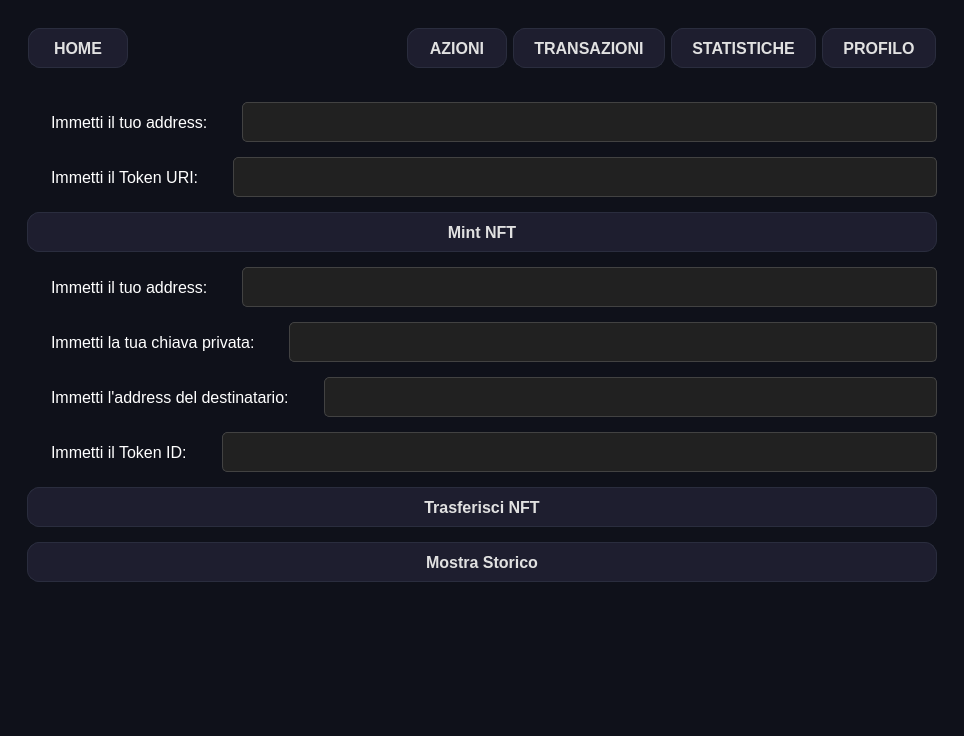
Above: GUI/interfacciaUtente.ui from Daniel-Diocis/Software-Food-Supply-Chain before the change. Below: the same form after it.
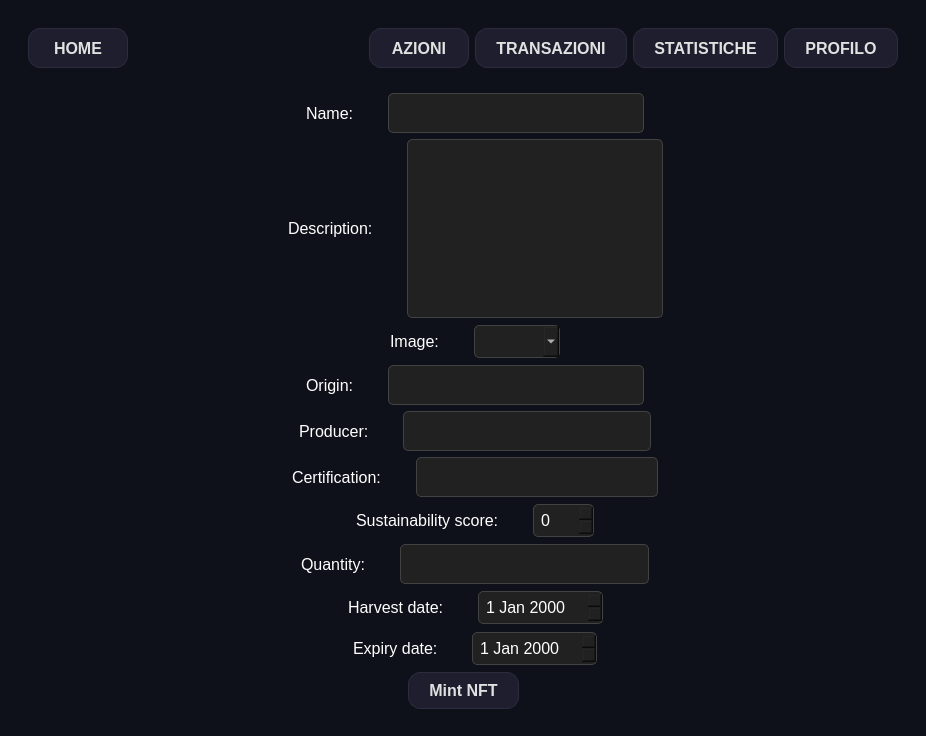
That is the form after the change. The open tabs and pages were chosen to show the change. Icons and pictures are not drawn.

```diff
--- a/GUI/interfacciaUtente.ui
+++ b/GUI/interfacciaUtente.ui
@@ -6,7 +6,7 @@
    <rect>
     <x>0</x>
     <y>0</y>
-    <width>964</width>
+    <width>926</width>
     <height>736</height>
    </rect>
   </property>
@@ -43,7 +43,7 @@
       color: white;
       padding: 8px 20px;
      }
-     QLineEdit, QComboBox, QDoubleSpinBox {
+     QLineEdit, QComboBox, QDoubleSpinBox, QSpinBox,  QDateEdit {
       background-color: #212121;
       border: 1px solid #424242;
       color: white;
@@ -1552,7 +1552,7 @@
              </property>
              <property name="icon">
               <iconset>
-               <normaloff>../immagini/cliente.svg</normaloff>../immagini/cliente.svg</iconset>
+               <normaloff>../immagini/profile.svg</normaloff>../immagini/profile.svg</iconset>
              </property>
              <property name="iconSize">
               <size>
@@ -2036,6 +2036,49 @@
             </item>
            </layout>
           </widget>
+          <widget class="QWidget" name="page_NFT">
+           <layout class="QVBoxLayout" name="verticalLayout_16">
+            <item>
+             <widget class="QPushButton" name="pushButton">
+              <property name="text">
+               <string>Mint NFT</string>
+              </property>
+             </widget>
+            </item>
+            <item>
+             <widget class="QScrollArea" name="scrollArea">
+              <property name="widgetResizable">
+               <bool>true</bool>
+              </property>
+              <widget class="QWidget" name="scrollAreaWidgetContents_4">
+               <property name="geometry">
+                <rect>
+                 <x>0</x>
+                 <y>0</y>
+                 <width>852</width>
+                 <height>533</height>
+                </rect>
+               </property>
+               <layout class="QVBoxLayout" name="verticalLayout_15">
+                <item>
+                 <widget class="QWidget" name="NFT_widget" native="true">
+                  <layout class="QVBoxLayout" name="verticalLayout_18">
+                   <item>
+                    <widget class="QLabel" name="label_14">
+                     <property name="text">
+                      <string>TextLabel</string>
+                     </property>
+                    </widget>
+                   </item>
+                  </layout>
+                 </widget>
+                </item>
+               </layout>
+              </widget>
+             </widget>
+            </item>
+           </layout>
+          </widget>
           <widget class="QWidget" name="page_statistiche">
            <layout class="QVBoxLayout" name="verticalLayout_14">
             <item>
@@ -2236,6 +2279,508 @@
             </item>
            </layout>
           </widget>
+          <widget class="QWidget" name="page_mintNFT">
+           <layout class="QVBoxLayout" name="verticalLayout_17">
+            <item>
+             <layout class="QHBoxLayout" name="horizontalLayout_64">
+              <item>
+               <spacer name="horizontalSpacer_47">
+                <property name="orientation">
+                 <enum>Qt::Horizontal</enum>
+                </property>
+                <property name="sizeHint" stdset="0">
+                 <size>
+                  <width>40</width>
+                  <height>20</height>
+                 </size>
+                </property>
+               </spacer>
+              </item>
+              <item>
+               <widget class="QLabel" name="label_36">
+                <property name="text">
+                 <string>Name: </string>
+                </property>
+               </widget>
+              </item>
+              <item>
+               <widget class="QLineEdit" name="mintNFT_namefield">
+                <property name="minimumSize">
+                 <size>
+                  <width>100</width>
+                  <height>40</height>
+                 </size>
+                </property>
+               </widget>
+              </item>
+              <item>
+               <spacer name="horizontalSpacer_48">
+                <property name="orientation">
+                 <enum>Qt::Horizontal</enum>
+                </property>
+                <property name="sizeHint" stdset="0">
+                 <size>
+                  <width>40</width>
+                  <height>20</height>
+                 </size>
+                </property>
+               </spacer>
+              </item>
+             </layout>
+            </item>
+            <item>
+             <layout class="QHBoxLayout" name="horizontalLayout_65">
+              <item>
+               <spacer name="horizontalSpacer_74">
+                <property name="orientation">
+                 <enum>Qt::Horizontal</enum>
+                </property>
+                <property name="sizeHint" stdset="0">
+                 <size>
+                  <width>40</width>
+                  <height>20</height>
+                 </size>
+                </property>
+               </spacer>
+              </item>
+              <item>
+               <widget class="QLabel" name="label_37">
+                <property name="text">
+                 <string>Description: </string>
+                </property>
+               </widget>
+              </item>
+              <item>
+               <widget class="QTextEdit" name="mintNFT_descriptionfield">
+                <property name="minimumSize">
+                 <size>
+                  <width>0</width>
+                  <height>100</height>
+                 </size>
+                </property>
+                <property name="styleSheet">
+                 <string notr="true">      background-color: #212121;
+      border: 1px solid #424242;
+      color: white;
+      padding: 5px;
+      font-size: 12pt;
+      border-radius: 5px;</string>
+                </property>
+               </widget>
+              </item>
+              <item>
+               <spacer name="horizontalSpacer_75">
+                <property name="orientation">
+                 <enum>Qt::Horizontal</enum>
+                </property>
+                <property name="sizeHint" stdset="0">
+                 <size>
+                  <width>40</width>
+                  <height>20</height>
+                 </size>
+                </property>
+               </spacer>
+              </item>
+             </layout>
+            </item>
+            <item>
+             <layout class="QHBoxLayout" name="horizontalLayout_66">
+              <item>
+               <spacer name="horizontalSpacer_76">
+                <property name="orientation">
+                 <enum>Qt::Horizontal</enum>
+                </property>
+                <property name="sizeHint" stdset="0">
+                 <size>
+                  <width>40</width>
+                  <height>20</height>
+                 </size>
+                </property>
+               </spacer>
+              </item>
+              <item>
+               <widget class="QLabel" name="label_38">
+                <property name="text">
+                 <string>Image: </string>
+                </property>
+               </widget>
+              </item>
+              <item>
+               <widget class="QComboBox" name="mintNFT_imagecomboBox"/>
+              </item>
+              <item>
+               <spacer name="horizontalSpacer_77">
+                <property name="orientation">
+                 <enum>Qt::Horizontal</enum>
+                </property>
+                <property name="sizeHint" stdset="0">
+                 <size>
+                  <width>40</width>
+                  <height>20</height>
+                 </size>
+                </property>
+               </spacer>
+              </item>
+             </layout>
+            </item>
+            <item>
+             <layout class="QHBoxLayout" name="horizontalLayout_67">
+              <item>
+               <spacer name="horizontalSpacer_78">
+                <property name="orientation">
+                 <enum>Qt::Horizontal</enum>
+                </property>
+                <property name="sizeHint" stdset="0">
+                 <size>
+                  <width>40</width>
+                  <height>20</height>
+                 </size>
+                </property>
+               </spacer>
+              </item>
+              <item>
+               <widget class="QLabel" name="label_39">
+                <property name="text">
+                 <string>Origin: </string>
+                </property>
+               </widget>
+              </item>
+              <item>
+               <widget class="QLineEdit" name="mintNFT_originfield">
+                <property name="minimumSize">
+                 <size>
+                  <width>100</width>
+                  <height>40</height>
+                 </size>
+                </property>
+               </widget>
+              </item>
+              <item>
+               <spacer name="horizontalSpacer_79">
+                <property name="orientation">
+                 <enum>Qt::Horizontal</enum>
+                </property>
+                <property name="sizeHint" stdset="0">
+                 <size>
+                  <width>40</width>
+                  <height>20</height>
+                 </size>
+                </property>
+               </spacer>
+              </item>
+             </layout>
+            </item>
+            <item>
+             <layout class="QHBoxLayout" name="horizontalLayout_68">
+              <item>
+               <spacer name="horizontalSpacer_80">
+                <property name="orientation">
+                 <enum>Qt::Horizontal</enum>
+                </property>
+                <property name="sizeHint" stdset="0">
+                 <size>
+                  <width>40</width>
+                  <height>20</height>
+                 </size>
+                </property>
+               </spacer>
+              </item>
+              <item>
+               <widget class="QLabel" name="label_40">
+                <property name="text">
+                 <string>Producer: </string>
+                </property>
+               </widget>
+              </item>
+              <item>
+               <widget class="QLineEdit" name="mintNFT_producerfield">
+                <property name="minimumSize">
+                 <size>
+                  <width>100</width>
+                  <height>40</height>
+                 </size>
+                </property>
+               </widget>
+              </item>
+              <item>
+               <spacer name="horizontalSpacer_81">
+                <property name="orientation">
+                 <enum>Qt::Horizontal</enum>
+                </property>
+                <property name="sizeHint" stdset="0">
+                 <size>
+                  <width>40</width>
+                  <height>20</height>
+                 </size>
+                </property>
+               </spacer>
+              </item>
+             </layout>
+            </item>
+            <item>
+             <layout class="QHBoxLayout" name="horizontalLayout_69">
+              <item>
+               <spacer name="horizontalSpacer_82">
+                <property name="orientation">
+                 <enum>Qt::Horizontal</enum>
+                </property>
+                <property name="sizeHint" stdset="0">
+                 <size>
+                  <width>40</width>
+                  <height>20</height>
+                 </size>
+                </property>
+               </spacer>
+              </item>
+              <item>
+               <widget class="QLabel" name="label_41">
+                <property name="text">
+                 <string>Certification: </string>
+                </property>
+               </widget>
+              </item>
+              <item>
+               <widget class="QLineEdit" name="mintNFT_certificationfield">
+                <property name="minimumSize">
+                 <size>
+                  <width>100</width>
+                  <height>40</height>
+                 </size>
+                </property>
+               </widget>
+              </item>
+              <item>
+               <spacer name="horizontalSpacer_83">
+                <property name="orientation">
+                 <enum>Qt::Horizontal</enum>
+                </property>
+                <property name="sizeHint" stdset="0">
+                 <size>
+                  <width>40</width>
+                  <height>20</height>
+                 </size>
+                </property>
+               </spacer>
+              </item>
+             </layout>
+            </item>
+            <item>
+             <layout class="QHBoxLayout" name="horizontalLayout_70">
+              <item>
+               <spacer name="horizontalSpacer_84">
+                <property name="orientation">
+                 <enum>Qt::Horizontal</enum>
+                </property>
+                <property name="sizeHint" stdset="0">
+                 <size>
+                  <width>40</width>
+                  <height>20</height>
+                 </size>
+                </property>
+               </spacer>
+              </item>
+              <item>
+               <widget class="QLabel" name="label_42">
+                <property name="text">
+                 <string>Sustainability score: </string>
+                </property>
+               </widget>
+              </item>
+              <item>
+               <widget class="QSpinBox" name="mintNFT_sustainabilityspinBox">
+                <property name="styleSheet">
+                 <string notr="true"/>
+                </property>
+                <property name="maximum">
+                 <number>100</number>
+                </property>
+               </widget>
+              </item>
+              <item>
+               <spacer name="horizontalSpacer_85">
+                <property name="orientation">
+                 <enum>Qt::Horizontal</enum>
+                </property>
+                <property name="sizeHint" stdset="0">
+                 <size>
+                  <width>40</width>
+                  <height>20</height>
+                 </size>
+                </property>
+               </spacer>
+              </item>
+             </layout>
+            </item>
+            <item>
+             <layout class="QHBoxLayout" name="horizontalLayout_71">
+              <item>
+               <spacer name="horizontalSpacer_87">
+                <property name="orientation">
+                 <enum>Qt::Horizontal</enum>
+                </property>
+                <property name="sizeHint" stdset="0">
+                 <size>
+                  <width>40</width>
+                  <height>20</height>
+                 </size>
+                </property>
+               </spacer>
+              </item>
+              <item>
+               <widget class="QLabel" name="label_43">
+                <property name="text">
+                 <string>Quantity: </string>
+                </property>
+               </widget>
+              </item>
+              <item>
+               <widget class="QLineEdit" name="mintNFT_quantityfield">
+                <property name="minimumSize">
+                 <size>
+                  <width>100</width>
+                  <height>40</height>
+                 </size>
+                </property>
+               </widget>
+              </item>
+              <item>
+               <spacer name="horizontalSpacer_86">
+                <property name="orientation">
+                 <enum>Qt::Horizontal</enum>
+                </property>
+                <property name="sizeHint" stdset="0">
+                 <size>
+                  <width>40</width>
+                  <height>20</height>
+                 </size>
+                </property>
+               </spacer>
+              </item>
+             </layout>
+            </item>
+            <item>
+             <layout class="QHBoxLayout" name="horizontalLayout_72">
+              <item>
+               <spacer name="horizontalSpacer_88">
+                <property name="orientation">
+                 <enum>Qt::Horizontal</enum>
+                </property>
+                <property name="sizeHint" stdset="0">
+                 <size>
+                  <width>40</width>
+                  <height>20</height>
+                 </size>
+                </property>
+               </spacer>
+              </item>
+              <item>
+               <widget class="QLabel" name="label_44">
+                <property name="text">
+                 <string>Harvest date: </string>
+                </property>
+               </widget>
+              </item>
+              <item>
+               <widget class="QDateEdit" name="mintNFT_harvestdate">
+                <property name="styleSheet">
+                 <string notr="true"/>
+                </property>
+               </widget>
+              </item>
+              <item>
+               <spacer name="horizontalSpacer_89">
+                <property name="orientation">
+                 <enum>Qt::Horizontal</enum>
+                </property>
+                <property name="sizeHint" stdset="0">
+                 <size>
+                  <width>40</width>
+                  <height>20</height>
+                 </size>
+                </property>
+               </spacer>
+              </item>
+             </layout>
+            </item>
+            <item>
+             <layout class="QHBoxLayout" name="horizontalLayout_73">
+              <item>
+               <spacer name="horizontalSpacer_90">
+                <property name="orientation">
+                 <enum>Qt::Horizontal</enum>
+                </property>
+                <property name="sizeHint" stdset="0">
+                 <size>
+                  <width>40</width>
+                  <height>20</height>
+                 </size>
+                </property>
+               </spacer>
+              </item>
+              <item>
+               <widget class="QLabel" name="label_45">
+                <property name="text">
+                 <string>Expiry date: </string>
+                </property>
+               </widget>
+              </item>
+              <item>
+               <widget class="QDateEdit" name="mintNFT_expirydate"/>
+              </item>
+              <item>
+               <spacer name="horizontalSpacer_91">
+                <property name="orientation">
+                 <enum>Qt::Horizontal</enum>
+                </property>
+                <property name="sizeHint" stdset="0">
+                 <size>
+                  <width>40</width>
+                  <height>20</height>
+                 </size>
+                </property>
+               </spacer>
+              </item>
+             </layout>
+            </item>
+            <item>
+             <layout class="QHBoxLayout" name="horizontalLayout_75">
+              <item>
+               <spacer name="horizontalSpacer_92">
+                <property name="orientation">
+                 <enum>Qt::Horizontal</enum>
+                </property>
+                <property name="sizeHint" stdset="0">
+                 <size>
+                  <width>40</width>
+                  <height>20</height>
+                 </size>
+                </property>
+               </spacer>
+              </item>
+              <item>
+               <widget class="QPushButton" name="mintNFT_mintNFTbutton">
+                <property name="text">
+                 <string>Mint NFT</string>
+                </property>
+               </widget>
+              </item>
+              <item>
+               <spacer name="horizontalSpacer_93">
+                <property name="orientation">
+                 <enum>Qt::Horizontal</enum>
+                </property>
+                <property name="sizeHint" stdset="0">
+                 <size>
+                  <width>40</width>
+                  <height>20</height>
+                 </size>
+                </property>
+               </spacer>
+              </item>
+             </layout>
+            </item>
+           </layout>
+          </widget>
           <widget class="QWidget" name="page_profilo">
            <layout class="QVBoxLayout" name="verticalLayout_11">
             <item>
@@ -2460,6 +3005,65 @@
               </item>
              </layout>
             </item>
+            <item>
+             <layout class="QHBoxLayout" name="horizontalLayout_32">
+              <item>
+               <spacer name="horizontalSpacer_72">
+                <property name="orientation">
+                 <enum>Qt::Horizontal</enum>
+                </property>
+                <property name="sizeHint" stdset="0">
+                 <size>
+                  <width>40</width>
+                  <height>20</height>
+                 </size>
+                </property>
+               </spacer>
+              </item>
+              <item>
+               <widget class="QLabel" name="label_28">
+                <property name="font">
+                 <font>
+                  <family>MS Shell Dlg 2</family>
+                  <pointsize>10</pointsize>
+                  <weight>50</weight>
+                  <italic>false</italic>
+                  <bold>false</bold>
+                 </font>
+                </property>
+                <property name="styleSheet">
+                 <string notr="true">font: 10pt &quot;MS Shell Dlg 2&quot;;</string>
+                </property>
+                <property name="text">
+                 <string>Tipologia</string>
+                </property>
+               </widget>
+              </item>
+              <item>
+               <widget class="QLabel" name="label_profilo_tipologia">
+                <property name="styleSheet">
+                 <string notr="true">font: 16pt &quot;MS Shell Dlg 2&quot;;color:rgb(255, 255, 255)</string>
+                </property>
+                <property name="text">
+                 <string>TextLabel</string>
+                </property>
+               </widget>
+              </item>
+              <item>
+               <spacer name="horizontalSpacer_73">
+                <property name="orientation">
+                 <enum>Qt::Horizontal</enum>
+                </property>
+                <property name="sizeHint" stdset="0">
+                 <size>
+                  <width>40</width>
+                  <height>20</height>
+                 </size>
+                </property>
+               </spacer>
+              </item>
+             </layout>
+            </item>
             <item>
              <layout class="QHBoxLayout" name="horizontalLayout_51">
               <item>
```
